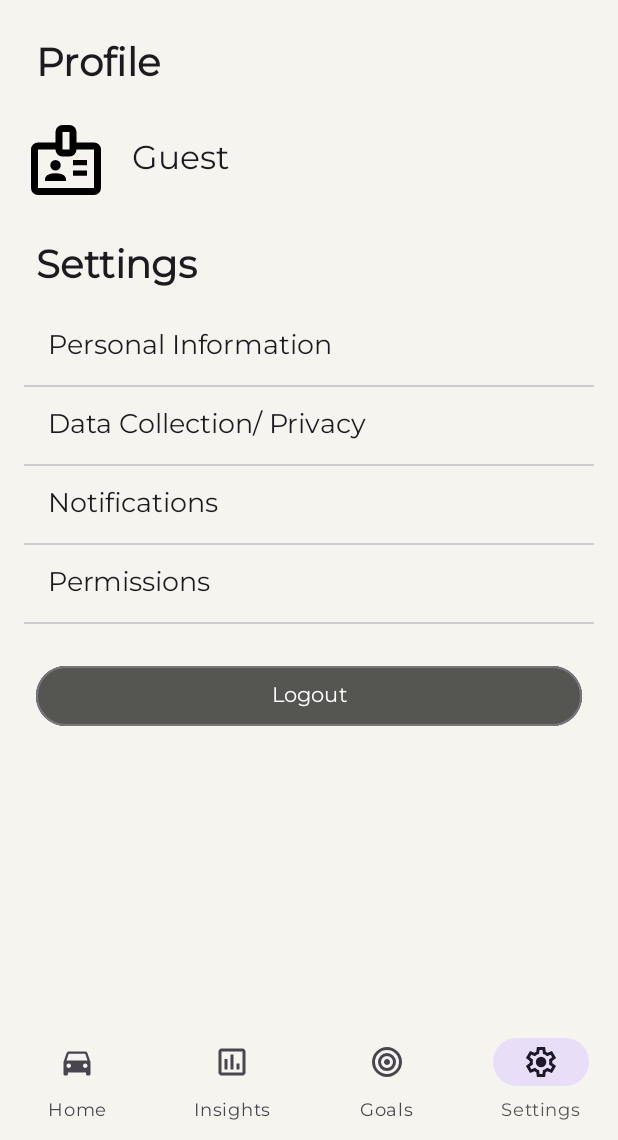
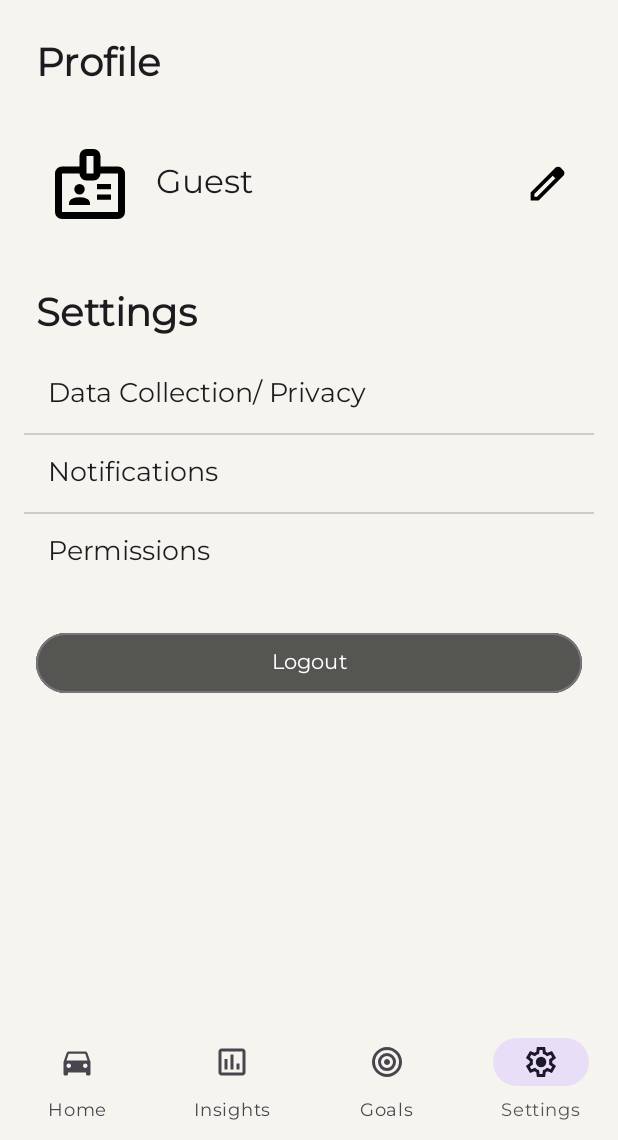
Before and after one commit to avrilalphonse/driving-buddy, an Android app: the SettingsFragment screen opened through its navigation route, on a phone screen of 412 x 824 dp, the part 96-1236 px from its top. Run offline under Robolectric (Android 15) with nearby library versions, the phone set to English and light mode, and no system bars; our stand-ins replace navigation-ui.

Commit message:
profile section UI

```diff
--- /dev/null
+++ b/app/src/main/res/drawable/ic_edit.xml
@@ -0,0 +1,5 @@
+<vector xmlns:android="http://schemas.android.com/apk/res/android" android:height="24dp" android:tint="#000000" android:viewportHeight="960" android:viewportWidth="960" android:width="24dp">
+
+    <path android:fillColor="@android:color/white" android:pathData="M200,760L257,760L648,369L591,312L200,703L200,760ZM120,840L120,670L648,143Q660,132 674.5,126Q689,120 705,120Q721,120 736,126Q751,132 762,144L817,200Q829,211 834.5,226Q840,241 840,256Q840,272 834.5,286.5Q829,301 817,313L290,840L120,840ZM760,256L760,256L704,200L704,200L760,256ZM619,341L591,312L591,312L648,369L648,369L619,341Z"/>
+
+</vector>
--- a/app/src/main/res/layout/fragment_settings.xml
+++ b/app/src/main/res/layout/fragment_settings.xml
@@ -32,8 +32,11 @@
             android:orientation="horizontal"
             android:gravity="center_vertical"
             android:layout_marginTop="8dp"
-            android:layout_marginBottom="16dp">
-
+            android:layout_marginBottom="16dp"
+            android:padding="16dp"
+            android:clickable="true"
+            android:focusable="true"
+            android:background="?attr/selectableItemBackground">
             <ImageView
                 android:id="@+id/profile_image"
                 android:layout_width="56dp"
@@ -43,16 +46,30 @@
                 android:scaleType="centerCrop"
                 android:layout_marginEnd="16dp"
                 android:clipToOutline="true"
-                android:outlineProvider="background" />
+                android:outlineProvider="background"
+                android:layout_gravity="center"/>
 
             <TextView
                 android:id="@+id/profile_name"
                 android:layout_width="wrap_content"
                 android:layout_height="wrap_content"
-                android:text="Full Name"
+                android:text="Name"
                 android:textSize="22sp"
                 android:textColor="?attr/colorOnBackground"
-                android:textStyle="normal" />
+                android:textStyle="normal"
+                android:layout_gravity="center"/>
+
+            <Space
+                android:layout_width="0dp"
+                android:layout_weight="1"
+                android:layout_height="match_parent" />
+
+            <ImageView
+                android:id="@+id/pencil_icon"
+                android:layout_width="30dp"
+                android:layout_height="30dp"
+                android:src="@drawable/ic_edit"
+                android:contentDescription="View Profile"/>
         </LinearLayout>
 
         <!-- Settings Title -->
@@ -67,32 +84,32 @@
             android:textSize="26sp" />
 
         <!-- Settings Options -->
-        <LinearLayout
-            android:id="@+id/personal_info_container"
-            android:layout_width="match_parent"
-            android:layout_height="wrap_content"
-            android:orientation="horizontal"
-            android:paddingVertical="12dp"
-            android:paddingStart="16dp"
-            android:paddingEnd="16dp"
-            android:gravity="center_vertical"
-            android:clickable="true"
-            android:focusable="true"
-            android:background="?attr/selectableItemBackground">
+<!--        <LinearLayout-->
+<!--            android:id="@+id/personal_info_container"-->
+<!--            android:layout_width="match_parent"-->
+<!--            android:layout_height="wrap_content"-->
+<!--            android:orientation="horizontal"-->
+<!--            android:paddingVertical="12dp"-->
+<!--            android:paddingStart="16dp"-->
+<!--            android:paddingEnd="16dp"-->
+<!--            android:gravity="center_vertical"-->
+<!--            android:clickable="true"-->
+<!--            android:focusable="true"-->
+<!--            android:background="?attr/selectableItemBackground">-->
 
-            <TextView
-                android:id="@+id/personal_info"
-                android:layout_width="wrap_content"
-                android:layout_height="wrap_content"
-                android:text="Personal Information"
-                android:textSize="18sp"
-                android:textColor="?attr/colorOnBackground"
-                android:textStyle="normal" />
-        </LinearLayout>
-        <View
-            android:layout_width="match_parent"
-            android:layout_height="1dp"
-            android:background="#CCC" />
+<!--            <TextView-->
+<!--                android:id="@+id/personal_info"-->
+<!--                android:layout_width="wrap_content"-->
+<!--                android:layout_height="wrap_content"-->
+<!--                android:text="Personal Information"-->
+<!--                android:textSize="18sp"-->
+<!--                android:textColor="?attr/colorOnBackground"-->
+<!--                android:textStyle="normal" />-->
+<!--        </LinearLayout>-->
+<!--        <View-->
+<!--            android:layout_width="match_parent"-->
+<!--            android:layout_height="1dp"-->
+<!--            android:background="#CCC" />-->
 
         <LinearLayout
             android:id="@+id/data_collection_container"
@@ -170,10 +187,10 @@
                 android:textColor="?attr/colorOnBackground"
                 android:textStyle="normal" />
         </LinearLayout>
-        <View
-            android:layout_width="match_parent"
-            android:layout_height="1dp"
-            android:background="#CCC" />
+<!--        <View-->
+<!--            android:layout_width="match_parent"-->
+<!--            android:layout_height="1dp"-->
+<!--            android:background="#CCC" />-->
         <LinearLayout
             android:layout_width="match_parent"
             android:layout_height="wrap_content">
```
